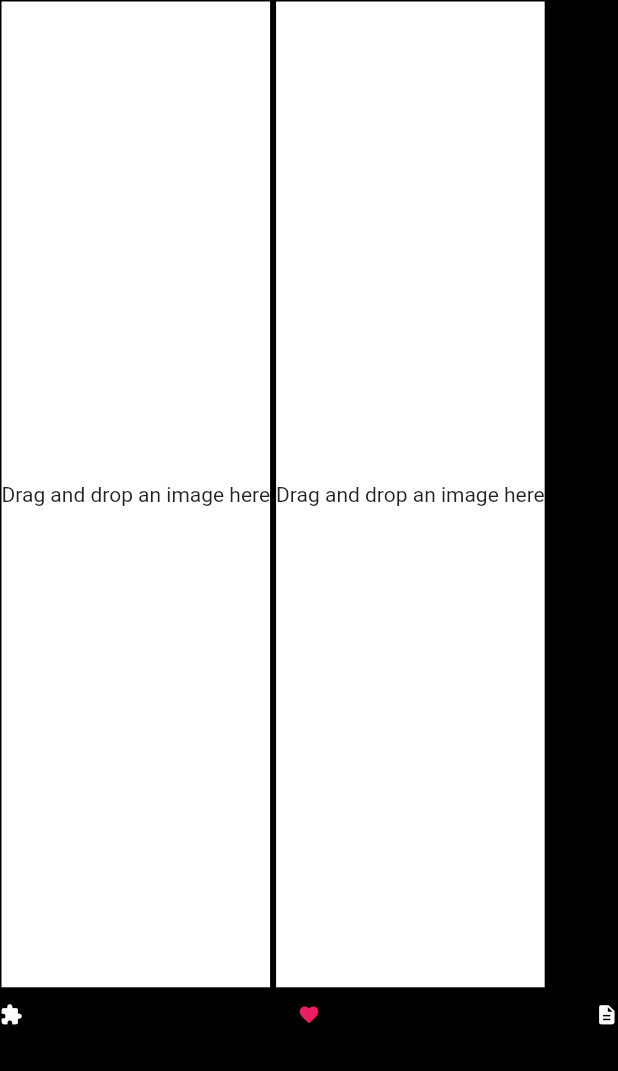
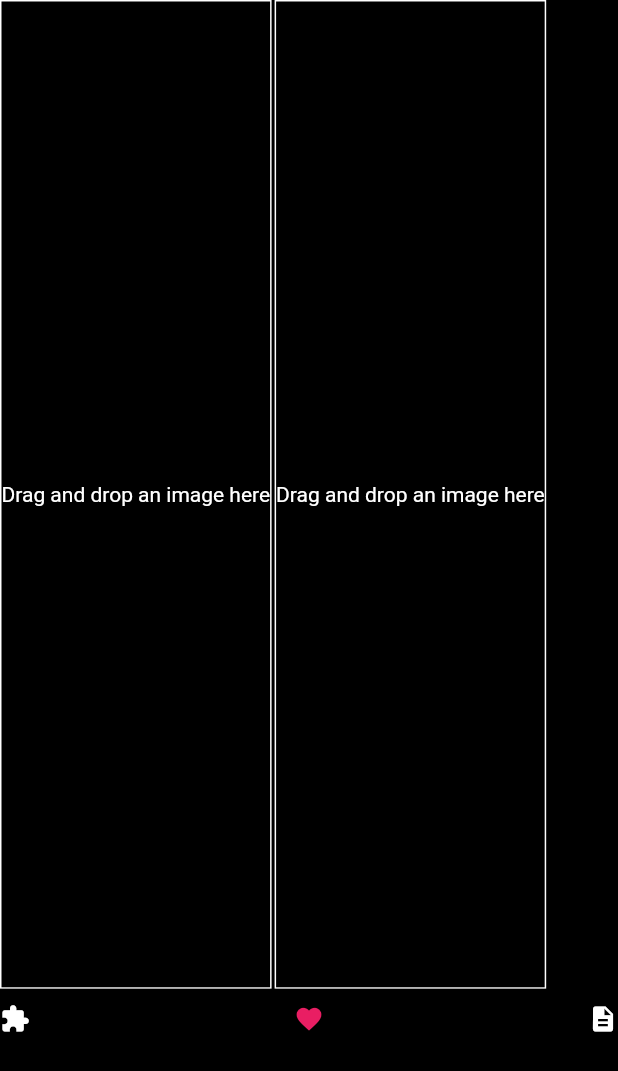
Before and after one commit to KanaanZafar/image_comparison_internal, a Flutter app: the TwoPhotosComparison screen opened directly, on a phone screen of 412 x 824 dp. Shown: the top 1071 px of the screen. Run offline on Flutter 3.47's test engine with Material 2 defaults, Android fonts, the phone set to English and light mode, and no system bars; our stand-ins replace bloc, flutter_bloc, image_gallery_saver, permission_handler, share; missing offline and left inert: photo_manager, photo_widget.

Commit message:
bigger above icons, change big box color, visible share

```diff
--- a/lib/components/large_image_tile.dart
+++ b/lib/components/large_image_tile.dart
@@ -42,12 +42,13 @@ class _LargeImageTileState extends State<LargeImageTile> {
                   width: widget.width,
                   height: widget.height,
                   decoration: BoxDecoration(
-                      color: Colors.white,
-                      border: Border.all(color: Colors.black)),
+                      color: Colors.black,
+                      border: Border.all(color: Colors.white)),
                   child: Center(
                     child: Text(
                       "Drag and drop an image here",
                       textAlign: TextAlign.center,
+                      style: TextStyle(color: Colors.white),
                     ),
                   ),
                 )
--- a/lib/components/side_action_bar_horizontal.dart
+++ b/lib/components/side_action_bar_horizontal.dart
@@ -17,7 +17,7 @@ class SideActionBarHorizontal extends StatelessWidget {
       {this.photoHeight,
       this.photoWidth,
       this.isVertical = false,
-      this.iconSize = 15});
+      this.iconSize = 20});
 
   @override
   Widget build(BuildContext context) {
```
Also changed, not shown: lib/screens/create_comparison/three_photos_comparison.dart (+16 -16 lines).
